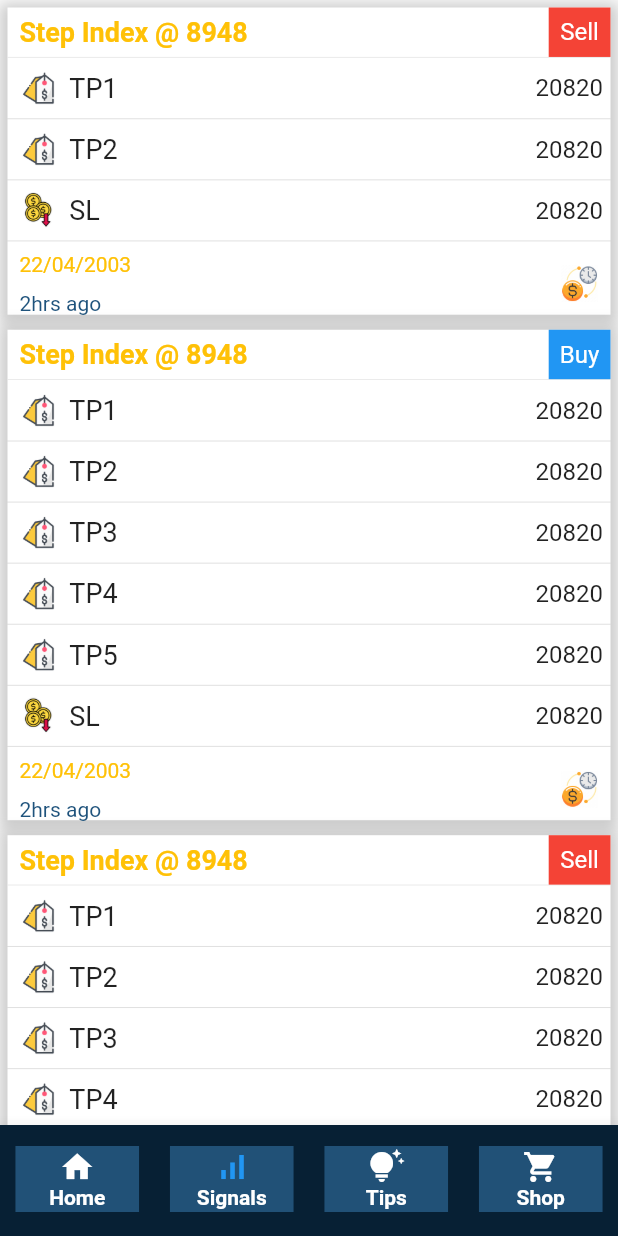
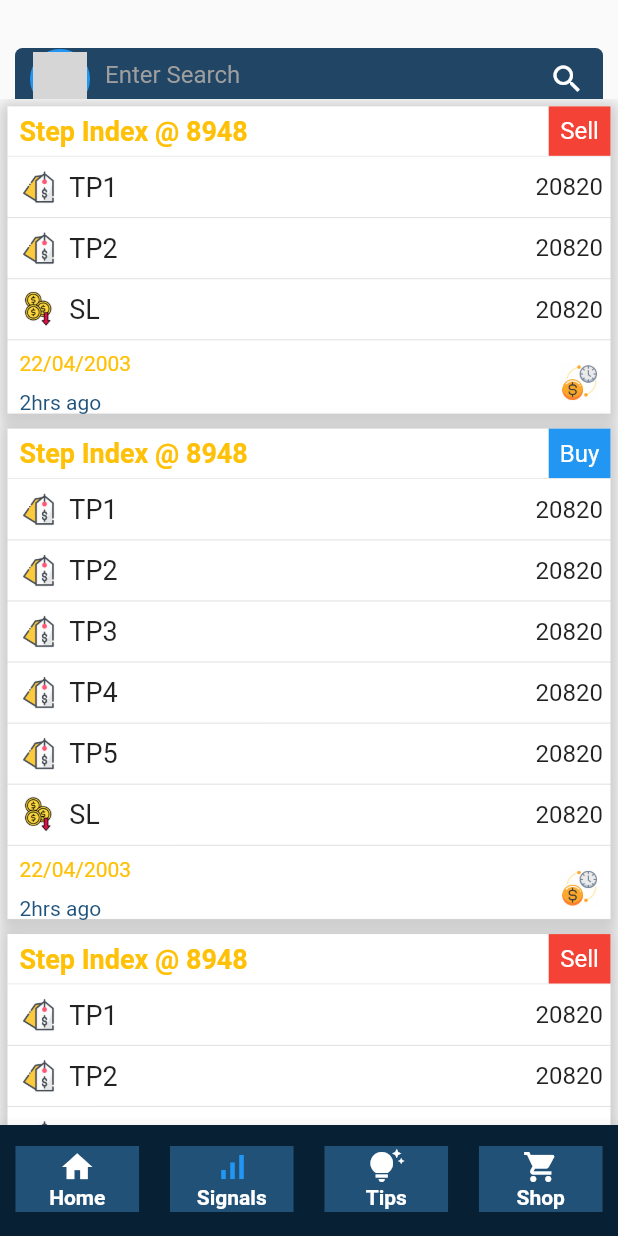
Before and after one commit to ansar062/tradingsignals, a Flutter app: the screen it shows after launch, item 2 of the bottom bar chosen, on a phone screen of 412 x 824 dp. Run offline on Flutter 3.47's test engine with Material 2 defaults, Android fonts, the phone set to English and light mode, and no system bars; our stand-ins replace avatar_glow, easy_localization, get; network calls fail; grey boxes are pictures that could not be loaded.

Commit message:
appbar added

```diff
--- a/lib/Screens/strcutureScreen.dart
+++ b/lib/Screens/strcutureScreen.dart
@@ -1,4 +1,5 @@
 import 'package:flutter/material.dart';
+import 'package:get/get.dart';
 import 'package:tradingsignals/Screens/homeScreen.dart';
 import 'package:tradingsignals/Screens/shopScreen.dart';
 import 'package:tradingsignals/Screens/signalsScreen.dart';
@@ -22,6 +23,73 @@ class _StrcutureScreenState extends State<StrcutureScreen> {
   @override
   Widget build(BuildContext context) {
     return Scaffold(
+      appBar: PreferredSize(
+        preferredSize: Size(MediaQuery.of(context).size.width,
+            MediaQuery.of(context).size.height * 0.08),
+        child: Stack(children: [
+          Container(
+            height: MediaQuery.of(context).size.height * 0.2,
+            width: MediaQuery.of(context).size.width,
+          ),
+          Container(),
+          Positioned(
+            // To take AppBar Size only
+            top: 32.0,
+            left: 10.0,
+            right: 10.0,
+            child: Container(
+              width: MediaQuery.of(context).size.width,
+              height: MediaQuery.of(context).size.height * 0.05,
+              decoration: BoxDecoration(
+                color: Color.fromARGB(255, 33, 70, 101),
+                borderRadius: BorderRadius.circular(5),
+              ),
+              child: Row(
+                children: [
+                  Padding(
+                    padding: const EdgeInsets.symmetric(horizontal: 10),
+                    child: CircleAvatar(
+                      backgroundColor: Colors.blue,
+                      child: CircleAvatar(
+                        backgroundImage: NetworkImage(
+                            'https://wallpapers.com/images/hd/cool-profile-picture-paper-bag-head-4co57dtwk64fb7lv.jpg'),
+                        radius: 18,
+                      ),
+                    ),
+                  ),
+                  _selectedIndex == 0
+                      ? Text(
+                          'Trading Signals',
+                          style: TextStyle(
+                              color: Colors.white,
+                              fontSize: 18,
+                              fontWeight: FontWeight.bold),
+                        )
+                      : SizedBox(
+                          height: Get.height * 0.04,
+                          width: Get.width * 0.5,
+                          child: TextField(
+                              decoration: InputDecoration(
+                                  hintText: "Enter Search",
+                                  border: InputBorder.none,
+                                  hintStyle: TextStyle(color: Colors.grey))),
+                        ),
+                  Flexible(
+                    child: Container(),
+                    flex: 1,
+                  ),
+                  _selectedIndex == 0
+                      ? Container()
+                      : IconButton(
+                          icon: Icon(Icons.search, color: Colors.white),
+                          onPressed: () {},
+                        ),
+                ],
+              ),
+            ),
+          )
+        ]),
+      ),
       body: _pages[_selectedIndex],
       bottomNavigationBar: BottomNavigationBar(
         backgroundColor: Color.fromARGB(255, 7, 32, 52),
--- a/lib/main.dart
+++ b/lib/main.dart
@@ -1,5 +1,6 @@
 import 'package:easy_localization/easy_localization.dart';
 import 'package:flutter/cupertino.dart';
+import 'package:tradingsignals/Screens/commonScreen.dart';
 import 'package:tradingsignals/Screens/homeScreen.dart';
 import 'package:tradingsignals/Screens/pageview.dart';
 import 'package:tradingsignals/Screens/shopScreen.dart';
@@ -34,11 +35,22 @@ void main() async {
 class MyApp extends StatelessWidget {
   const MyApp({super.key});
   @override
+
   Widget build(BuildContext context) {
+    String text = ''' "Don't bury the lede!" The first few sentences must capture the reader's attention, provide a gist of the story, and give a sense of where the essay is heading. Think about any article you've read—how do you decide to read it? You read the first few sentences and then decide. The same goes for college essays. A strong lede (journalist parlance for "lead") will place your reader in the "accept" mindset from the beginning of the essay. A weak lede will have your reader thinking "reject"—a mindset from which it's nearly impossible to recover.
+
+This college essay tip is by Brad Schiller, MIT graduate and CEO of Prompt, which provides individualized feedback on thousands of students’ essays each year.
+
+3. Don't read the Common Application prompts.
+
+If you already have, erase them from memory and write the story you want colleges to hear. The truth is, admission reviewers rarely know—or care—which prompt you are responding to. They are curious to discover what you choose to show them about who you are, what you value, and why. Even the most fluid writers are often stifled by fitting their narrative neatly into a category and the essay quickly loses authentic voice. Write freely and choose a prompt later. Spoiler alert...one prompt is "Share an essay on any topic of your choice. It can be one you've already written, one that responds to a different prompt, or one of your own design. " So have at it.
+
+This college essay tip is by Brennan Barnard, director of college counseling at the Derryfield School in Manchester, N.H. and contributor to the NYT, HuffPost, and Forbes on intentionally approaching college admissions. ''';
     // return CupertinoApp(
     //   title: 'Flutter Demo',
 
     //   home:SignalsScreen(),
+
     return MaterialApp(
       localizationsDelegates: context.localizationDelegates,
       supportedLocales: context.supportedLocales,
```
Also changed, not shown: lib/Screens/commonScreen.dart (added, +142 -0 lines), lib/Screens/shopScreen.dart (+12 -2 lines), lib/Screens/tipsScreen.dart (+13 -4 lines).
